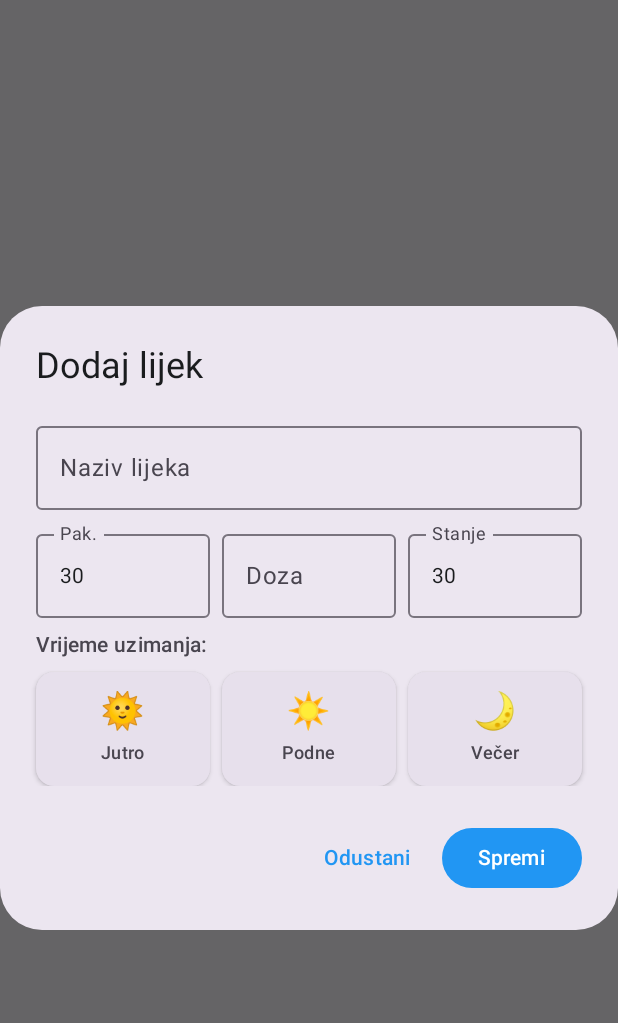
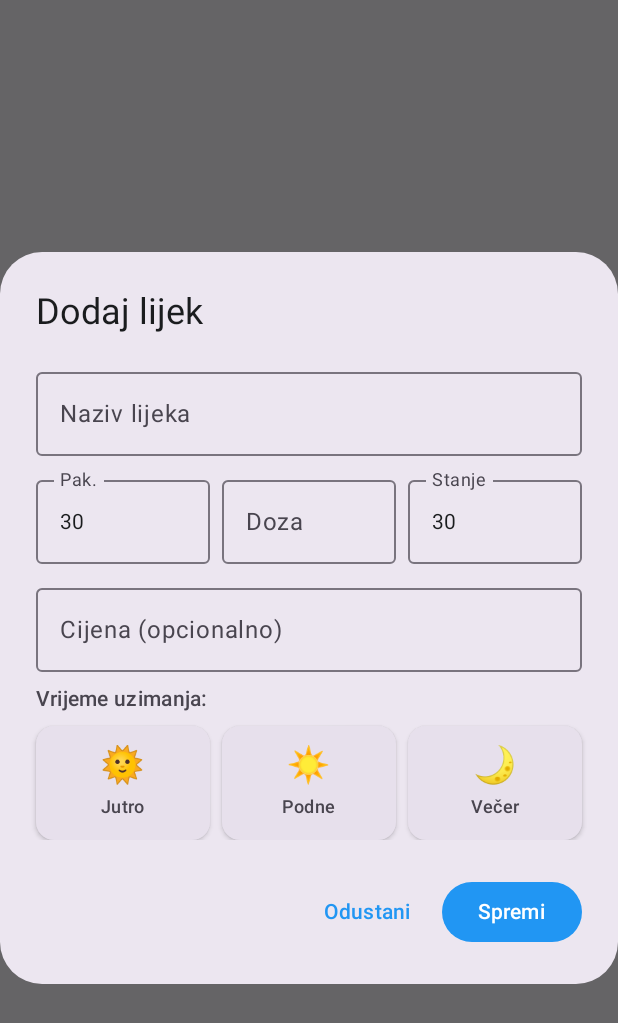
Before and after one commit to imdavor/e_lijekovi_2, an Android app built with Jetpack Compose: the composable LijekDialog called with empty values, on a phone screen of 412 x 824 dp. Shown: the top 1023 px of the screen. Run offline under Robolectric (Android 15) with nearby library versions, the phone set to English and light mode, and no system bars; 2 statements that could not run were skipped.

Commit message:
RADI: Poboljšana tema aplikacije, dodana cijena lijeka u MainActivity i NE RADI: implementiran splash screen

```diff
--- a/app/build.gradle.kts
+++ b/app/build.gradle.kts
@@ -69,6 +69,7 @@ dependencies {
     implementation(libs.androidx.compose.ui.graphics)
     implementation(libs.androidx.compose.ui.tooling.preview)
     implementation(libs.androidx.compose.material3)
+    implementation("com.google.android.material:material:1.11.0")
     implementation(libs.kotlinx.serialization.json)
     implementation(libs.androidx.compose.material.icons.extended)
     testImplementation(libs.junit)
--- a/app/src/main/java/com/example/e_lijekovi_2/MainActivity.kt
+++ b/app/src/main/java/com/example/e_lijekovi_2/MainActivity.kt
@@ -109,6 +109,7 @@ fun LijekDialog(
     var vecer by remember { mutableStateOf(lijek?.vecer ?: false) }
     var pakiranje by remember { mutableStateOf(lijek?.pakiranje?.toString() ?: "30") }
     var trenutnoStanje by remember { mutableStateOf(lijek?.trenutnoStanje?.toString() ?: "30") }
+    var cijena by remember { mutableStateOf(lijek?.cijena ?: "") }
 
     var showIntervalDialog by remember { mutableStateOf(false) }
 
@@ -156,6 +157,13 @@ fun LijekDialog(
                         modifier = Modifier.weight(1f)
                     )
                 }
+                OutlinedTextField(
+                    value = cijena,
+                    onValueChange = { cijena = it },
+                    label = { Text("Cijena (opcionalno)") },
+                    singleLine = true,
+                    modifier = Modifier.fillMaxWidth()
+                )
 
                 Text("Vrijeme uzimanja:", fontWeight = FontWeight.Medium)
 
@@ -294,13 +302,12 @@ fun LijekDialog(
                             id = lijek?.id ?: 0,
                             naziv = naziv.trim(),
                             doza = doza.trim(),
-                            napomene = lijek?.napomene ?: "", // Keep existing napomene or empty string
+                            napomene = lijek?.napomene ?: "",
                             jutro = jutro,
                             popodne = popodne,
                             vecer = vecer,
                             pakiranje = pakiranje.toIntOrNull() ?: 30,
                             trenutnoStanje = trenutnoStanje.toIntOrNull() ?: 30,
-                            // Kopiraj ostala postojeća polja ako uređujemo lijek
                             boja = lijek?.boja ?: "#4CAF50",
                             tipUzimanja = lijek?.tipUzimanja ?: TipUzimanja.STANDARDNO,
                             vrijemeJutro = lijek?.vrijemeJutro ?: "08:00",
@@ -309,7 +316,8 @@ fun LijekDialog(
                             intervalnoUzimanje = lijek?.intervalnoUzimanje,
                             sortOrderJutro = lijek?.sortOrderJutro ?: 0,
                             sortOrderPopodne = lijek?.sortOrderPopodne ?: 0,
-                            sortOrderVecer = lijek?.sortOrderVecer ?: 0
+                            sortOrderVecer = lijek?.sortOrderVecer ?: 0,
+                            cijena = cijena.ifBlank { null }
                         )
                         onSave(noviLijek)
                     }
--- /dev/null
+++ b/app/src/main/res/drawable/splash_screen.xml
@@ -0,0 +1,8 @@
+<layer-list xmlns:android="http://schemas.android.com/apk/res/android">
+    <item android:drawable="@color/white"/>
+    <item>
+        <bitmap
+            android:gravity="center"
+            android:src="@drawable/splash_logo"/>
+    </item>
+</layer-list>
--- a/app/src/main/res/values/themes.xml
+++ b/app/src/main/res/values/themes.xml
@@ -1,5 +1,9 @@
 <?xml version="1.0" encoding="utf-8"?>
 <resources>
-
-    <style name="Theme.E_lijekovi_2" parent="android:Theme.Material.Light.NoActionBar" />
+    <style name="Theme.ELijekovi2" parent="Theme.MaterialComponents.DayNight">
+        <!-- Dodaj ovdje zajedničke atribute za glavnu temu -->
+    </style>
+    <style name="Theme.ELijekovi2.Splash" parent="Theme.ELijekovi2">
+        <item name="android:windowBackground">@drawable/splash_screen</item>
+    </style>
 </resources>
```
Also changed, not shown: app/src/main/AndroidManifest.xml (+3 -11 lines), app/src/main/res/values/colors.xml (+1 -7 lines), app/src/main/res/drawable/splash_logo.png (added).
